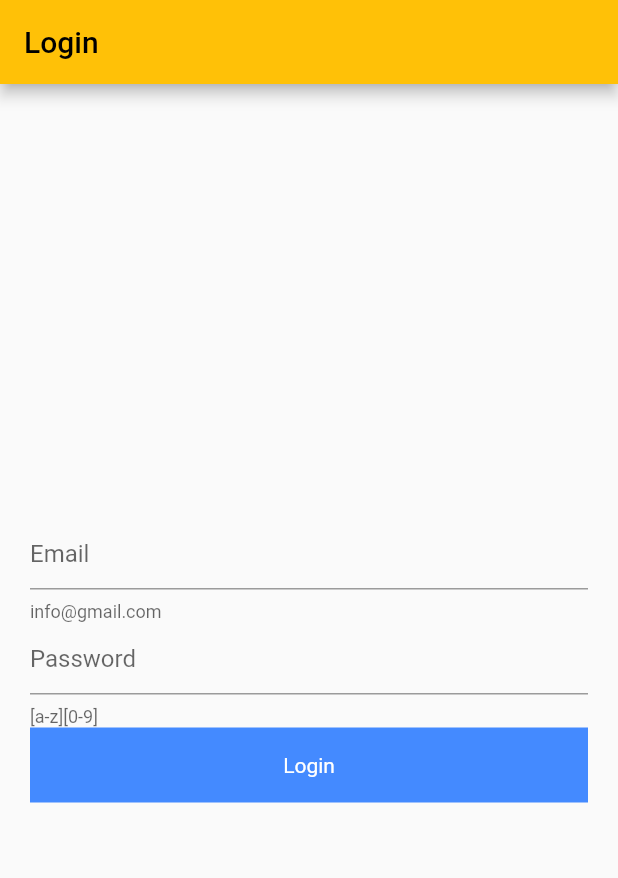
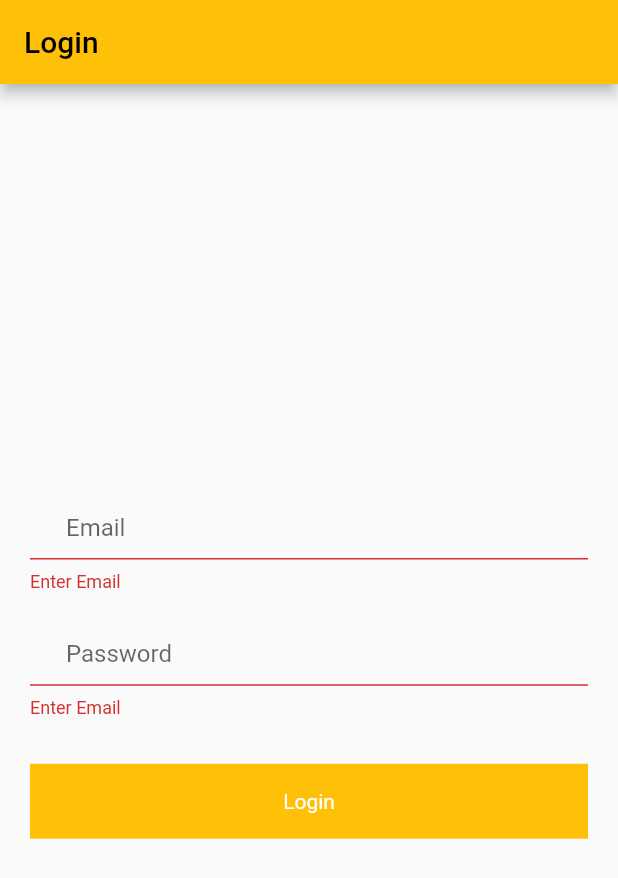
Before and after one commit to Hizar62/Flutter-Firebase, a Flutter app: the screen it shows after launch, after a tap on "Login", on a phone screen of 412 x 824 dp. Shown: the top 878 px of the screen. Run offline on Flutter 3.47's test engine with Material 2 defaults, Android fonts, the phone set to English and light mode, and no system bars; our stand-ins replace firebase_core; accounts and stored records are empty.

Commit message:
Login Page

```diff
--- a/lib/ui/auth/login_screen.dart
+++ b/lib/ui/auth/login_screen.dart
@@ -1,3 +1,7 @@
+// import 'dart:html';
+
+// import 'dart:js_interop_unsafe';
+
 import 'package:firebaselearning/widgets/round_button.dart';
 import 'package:flutter/material.dart';
 
@@ -9,12 +13,12 @@ class LoginScreen extends StatefulWidget {
 }
 
 class _LoginScreenState extends State<LoginScreen> {
+  final _formKey = GlobalKey<FormState>();
   final emailController = TextEditingController();
   final passwordController = TextEditingController();
 
   @override
   void initState() {
-    // TODO: implement initState
     super.initState();
     emailController.dispose();
     passwordController.dispose();
@@ -29,31 +33,58 @@ class _LoginScreenState extends State<LoginScreen> {
       ),
       body: Padding(
         padding: const EdgeInsets.symmetric(horizontal: 20),
-        child: Center(
         child: Column(
           mainAxisAlignment: MainAxisAlignment.center,
           crossAxisAlignment: CrossAxisAlignment.center,
           children: [
+            Form(
+              key: _formKey,
+              child: Column(
+                children: [
                   TextFormField(
                     controller: emailController,
+                    keyboardType: TextInputType.emailAddress,
                     decoration: const InputDecoration(
-                  hintText: "Email",
-                  helperText: "info@gmail.com",
+                        hintText: 'Email',
+                        helperText: 'info@gmail.com',
+                        prefix: Icon(Icons.alternate_email)),
+                    validator: (value) {
+                      if (value!.isEmpty) {
+                        return 'Enter Email';
+                      }
+                      return null;
+                    },
                   ),
+                  const SizedBox(
+                    height: 10,
                   ),
                   TextFormField(
                     controller: passwordController,
+                    keyboardType: TextInputType.text,
+                    obscureText: true,
                     decoration: const InputDecoration(
-                  hintText: "Password",
-                  helperText: "[a-z][0-9]",
+                        hintText: 'Password',
+                        helperText: '[a-z][0-9]',
+                        prefix: Icon(Icons.password)),
+                    validator: (value) {
+                      if (value!.isEmpty) {
+                        return 'Enter Email';
+                      }
+                      return null;
+                    },
+                  ),
+                ],
               ),
             ),
+            const SizedBox(
+              height: 30,
+            ),
             RoundButton(
-                title: 'Login',
-                onTap: () {},
-              )
+                title: "Login",
+                onTap: () {
+                  if (_formKey.currentState!.validate()) ;
+                })
           ],
-          ),
         ),
       ),
     );
--- a/lib/widgets/round_button.dart
+++ b/lib/widgets/round_button.dart
@@ -11,7 +11,7 @@ class RoundButton extends StatelessWidget {
       onTap: onTap,
       child: Container(
         height: 50,
-        decoration: const BoxDecoration(color: Colors.blueAccent),
+        decoration: const BoxDecoration(color: Colors.amber),
         child: Center(
           child: Text(
             title,
```
Lines whose indentation alone changed are shown as unchanged.
